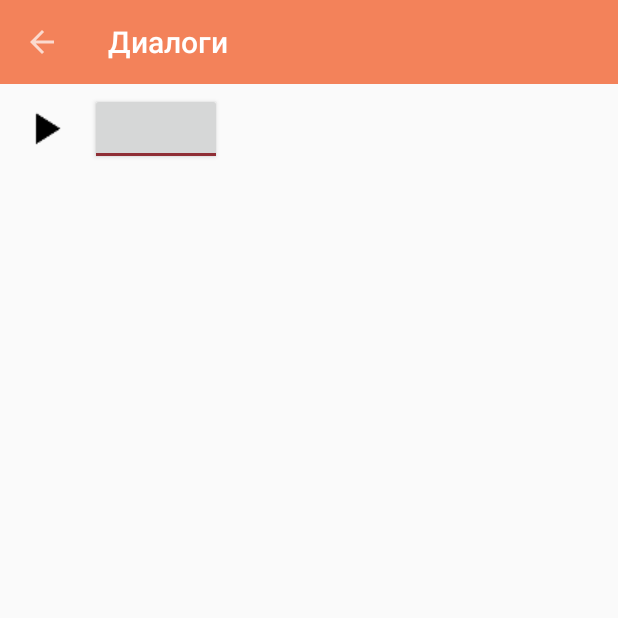
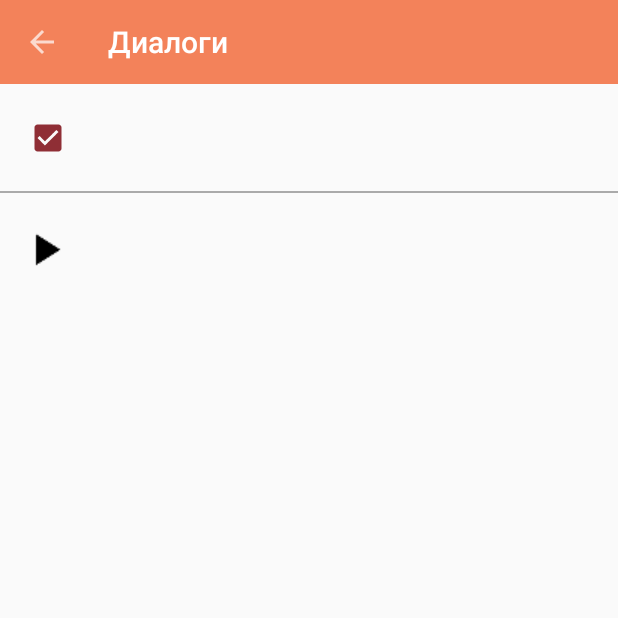
Before and after one commit to ilmirashaim/popovakazakovaMobileTextbook, an Android app: the DialogActivity screen opened directly, with no data from a screen before it, on a phone screen of 412 x 824 dp, the top half of it. Run offline under Robolectric (Android 15) with nearby library versions, the phone set to English and light mode, and no system bars; 10 statements that could not run were skipped.

Commit message:
dialog role buttons -> checkboxes

```diff
--- a/app/src/main/java/lim/one/popovakazakova/DialogActivity.java
+++ b/app/src/main/java/lim/one/popovakazakova/DialogActivity.java
@@ -1,9 +1,16 @@
 package lim.one.popovakazakova;
 
 import android.os.Bundle;
+import android.text.Layout;
+import android.view.ViewGroup;
 import android.widget.ArrayAdapter;
+import android.widget.Button;
+import android.widget.CheckBox;
 import android.widget.CompoundButton;
 import android.widget.LinearLayout;
+import android.widget.RelativeLayout;
+import android.widget.Switch;
+import android.widget.TextView;
 import android.widget.ToggleButton;
 
 import java.util.ArrayList;
@@ -85,29 +92,33 @@ public class DialogActivity extends SecondaryActivity implements
         LinearLayout roleButtonLayout = (LinearLayout) findViewById(R.id.role_button_layout);
         int i = 0;
         for (String roleName : roleNames) {
-            ToggleButton button = (ToggleButton)getLayoutInflater().inflate(R.layout.button_role_dialog, null);
+            ViewGroup layout = (ViewGroup)getLayoutInflater().inflate(R.layout.button_role_dialog, null);
+
+            CompoundButton button = (CompoundButton) layout.findViewById(R.id.checkBox);
+            TextView textView = (TextView) layout.findViewById(R.id.textView);
             button.setId(getResources().getIdentifier("role_button_" + i, "id", getPackageName()));
-            button.setTextOff(roleName);
-            button.setTextOn(roleName);
-            button.setText(roleName);
-            roleButtonLayout.addView(button);
+            textView.setText(roleName);
+            roleButtonLayout.addView(layout);
             button.setOnCheckedChangeListener(new OnRoleCheckedListener());
             i++;
         }
     }
+
     private class OnRoleCheckedListener implements CompoundButton.OnCheckedChangeListener {
         public void onCheckedChanged(CompoundButton buttonView, boolean isChecked) {
+            TextView textView = (TextView)((ViewGroup)buttonView.getParent()).findViewById(R.id.textView);
             if (isChecked) {
-                computerPart.add(((ToggleButton) buttonView).getTextOn().toString());
+                computerPart.add(textView.getText().toString());
             } else {
-                computerPart.remove(((ToggleButton) buttonView).getTextOff().toString());
+                computerPart.remove(textView.getText().toString());
             }
             ((ArrayAdapter) getListFragment().getListAdapter()).notifyDataSetChanged();
             dialogPlayer.setComputerPart(computerPart);
         }
     }
+
     @Override
-    public void onStop(){
+    public void onStop() {
         super.onStop();
         if (dialogPlayer != null) {
             dialogPlayer.onFinished();
--- a/app/src/main/res/layout/activity_dialog.xml
+++ b/app/src/main/res/layout/activity_dialog.xml
@@ -11,19 +11,28 @@
     <LinearLayout
         android:layout_width="match_parent"
         android:layout_height="wrap_content"
-        android:orientation="horizontal"
+        android:orientation="vertical"
+        android:layout_marginTop="8dp"
         android:id="@+id/role_button_layout">
-        <lim.one.popovakazakova.util.view.PlayButton
-            android:layout_width="60dp"
-            android:layout_height="60dp"
-            android:id="@+id/play_button"/>
     </LinearLayout>
+
+    <View
+        android:layout_width="fill_parent"
+        android:layout_height="1dp"
+        android:layout_marginTop="7dp"
+        android:layout_marginBottom="8dp"
+        android:background="@android:color/darker_gray"/>
+    <lim.one.popovakazakova.util.view.PlayButton
+        android:layout_width="60dp"
+        android:layout_height="60dp"
+        android:id="@+id/play_button"/>
 
     <FrameLayout
         android:id="@+id/list_container"
         android:layout_width="match_parent"
         android:layout_height="match_parent"
         android:focusable="false"
+        android:layout_marginTop="8dp"
         android:focusableInTouchMode="false"/>
 
 </LinearLayout>
--- a/app/src/main/res/layout/button_role_dialog.xml
+++ b/app/src/main/res/layout/button_role_dialog.xml
@@ -1,6 +1,30 @@
 <?xml version="1.0" encoding="utf-8"?>
-<ToggleButton
-    android:layout_height="60pt"
-    android:layout_width="wrap_content"
-    android:checked="true"
-    xmlns:android="http://schemas.android.com/apk/res/android" />
+
+<RelativeLayout
+    android:gravity="start|center_vertical"
+
+    android:layout_width="match_parent"
+    android:layout_height="wrap_content"
+
+    xmlns:android="http://schemas.android.com/apk/res/android">
+    <CheckBox
+        android:id="@+id/checkBox"
+        android:layout_width="wrap_content"
+        android:layout_height="56dp"
+        android:layout_marginLeft="16dp"
+        android:layout_marginStart="16dp"
+        android:checked="true"
+        android:text=""
+        android:textSize="16sp" />
+    <TextView
+        android:id="@+id/textView"
+        android:layout_width="wrap_content"
+        android:layout_height="56dp"
+        android:layout_marginLeft="72dp"
+        android:layout_marginStart="72dp"
+        android:layout_marginRight="16dp"
+        android:layout_marginEnd="16dp"
+        android:gravity="start|center_vertical"
+        android:text=""
+        android:textSize="16sp" />
+</RelativeLayout>
--- a/app/src/main/res/layout/fragment_dialog_cues_list_item.xml
+++ b/app/src/main/res/layout/fragment_dialog_cues_list_item.xml
@@ -5,10 +5,16 @@
     android:layout_height="wrap_content"
     android:orientation="horizontal"
     android:focusable="false"
+    android:layout_marginLeft="16dp"
+    android:layout_marginStart="16dp"
+    android:layout_marginEnd="16sp"
+    android:layout_marginRight="16sp"
     android:focusableInTouchMode="false">
 
     <TextView style="?android:textAppearanceListItem"
-        android:padding="5dp"
+        android:paddingTop="16dp"
+        android:paddingBottom="20dp"
+        android:textSize="16sp"
         android:layout_width="0dip"
         android:layout_height="wrap_content"
         android:layout_gravity="start"
@@ -16,6 +22,9 @@
         android:id="@+id/computer" />
 
     <TextView style="?android:textAppearanceListItem"
+        android:paddingTop="16dp"
+        android:paddingBottom="20dp"
+        android:textSize="16sp"
         android:layout_width="0dip"
         android:layout_height="wrap_content"
         android:layout_gravity="end"
```
